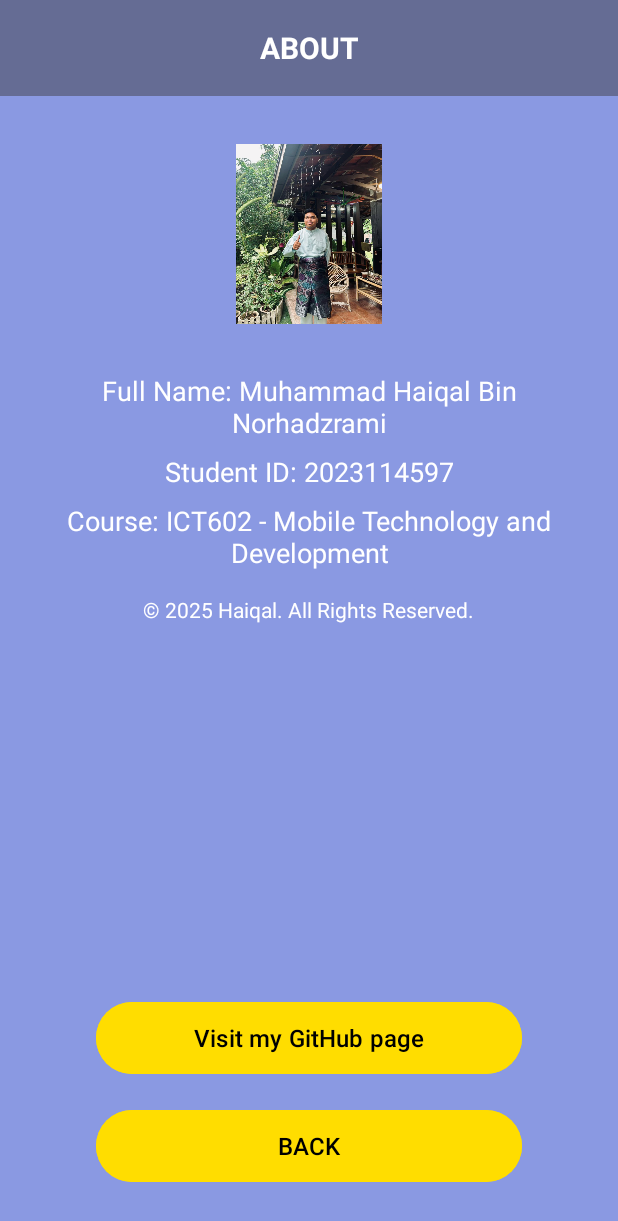
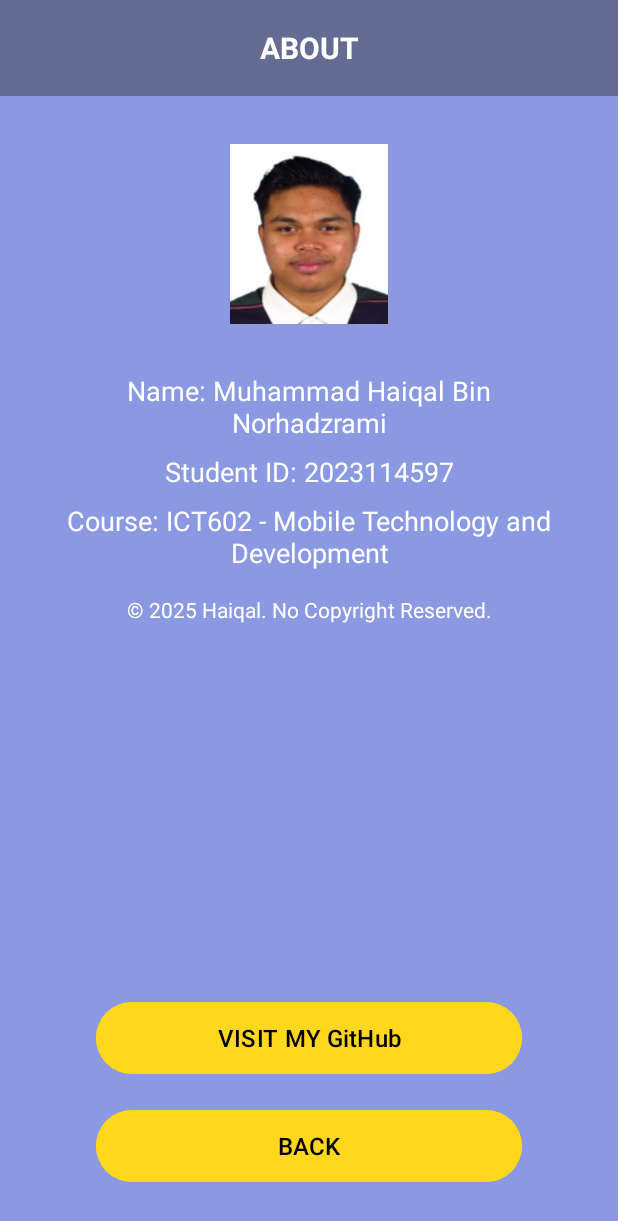
Before and after one commit to mhiql/ElectricityBill, an Android app: the AboutActivity screen opened directly, with no data from a screen before it, on a phone screen of 412 x 824 dp. Shown: the top 1221 px of the screen. Run offline under Robolectric (Android 15) with nearby library versions, the phone set to English and light mode, and no system bars.

Commit message:
First commit

```diff
--- a/app/src/main/java/com/example/electricitybill/AboutActivity.java
+++ b/app/src/main/java/com/example/electricitybill/AboutActivity.java
@@ -1,5 +1,7 @@
 package com.example.electricitybill;
 
+import android.content.Intent;
+import android.net.Uri;
 import android.os.Bundle;
 import android.view.View;
 
@@ -8,6 +10,8 @@ import androidx.appcompat.app.AppCompatActivity;
 import androidx.core.graphics.Insets;
 import androidx.core.view.ViewCompat;
 import androidx.core.view.WindowInsetsCompat;
+
+import java.net.URI;
 
 public class AboutActivity extends AppCompatActivity {
 
@@ -27,5 +31,11 @@ public class AboutActivity extends AppCompatActivity {
         findViewById(R.id.backButton).setOnClickListener(v -> {
             finish(); // Go back to MainActivity
         });
+
+        findViewById(R.id.visitGithubButton).setOnClickListener(v -> {
+            String url = "https://github.com/mhiql/ElectricityBill";
+            Intent intent = new Intent(Intent.ACTION_VIEW, Uri.parse(url));
+            startActivity(intent);
+        });
     }
 }
--- a/app/src/main/res/layout/activity_about.xml
+++ b/app/src/main/res/layout/activity_about.xml
@@ -28,7 +28,7 @@
         android:layout_height="120dp"
         android:layout_marginTop="32dp"
         android:contentDescription="Calculator and Bill Icon"
-        android:src="@drawable/logo_profile"
+        android:src="@drawable/profile"
         app:layout_constraintEnd_toEndOf="parent"
         app:layout_constraintStart_toStartOf="parent"
         app:layout_constraintTop_toBottomOf="@+id/aboutHeader" />
@@ -39,7 +39,7 @@
         android:layout_height="wrap_content"
         android:layout_marginTop="32dp"
         android:gravity="center_horizontal"
-        android:text="Full Name: Muhammad Haiqal Bin\nNorhadzrami"
+        android:text="Name: Muhammad Haiqal Bin\nNorhadzrami"
         android:textColor="@color/white"
         android:textSize="18sp"
         app:layout_constraintEnd_toEndOf="parent"
@@ -76,7 +76,7 @@
         android:layout_width="wrap_content"
         android:layout_height="wrap_content"
         android:layout_marginTop="16dp"
-        android:text="© 2025 Haiqal. All Rights Reserved."
+        android:text="© 2025 Haiqal. No Copyright Reserved."
         android:textColor="@color/white"
         android:textSize="14sp"
         app:layout_constraintEnd_toEndOf="parent"
@@ -90,8 +90,8 @@
         android:layout_marginStart="64dp"
         android:layout_marginEnd="64dp"
         android:layout_marginBottom="16dp"
-        android:backgroundTint="#FFDD00"
-        android:text="Visit my GitHub page"
+        android:backgroundTint="#FFD71D"
+        android:text="VISIT MY GitHub"
         android:textColor="@android:color/black"
         android:textSize="16sp"
         app:cornerRadius="28dp"
@@ -106,7 +106,7 @@
         android:layout_marginStart="64dp"
         android:layout_marginEnd="64dp"
         android:layout_marginBottom="32dp"
-        android:backgroundTint="#FFDD00"
+        android:backgroundTint="#FFD71D"
         android:text="BACK"
         android:textColor="@android:color/black"
         android:textSize="16sp"
--- a/app/src/main/res/layout/activity_main.xml
+++ b/app/src/main/res/layout/activity_main.xml
@@ -96,7 +96,7 @@
         android:layout_marginStart="32dp"
         android:layout_marginTop="48dp"
         android:layout_marginEnd="32dp"
-        android:backgroundTint="#FFDD00"
+        android:backgroundTint="#FFD71D"
         android:text="START"
         android:textColor="@android:color/black"
         android:textSize="18sp"
```
Also changed, not shown: app/src/main/res/drawable/logo_profile.jpg (deleted), app/src/main/res/drawable/profile.jpg (added).
